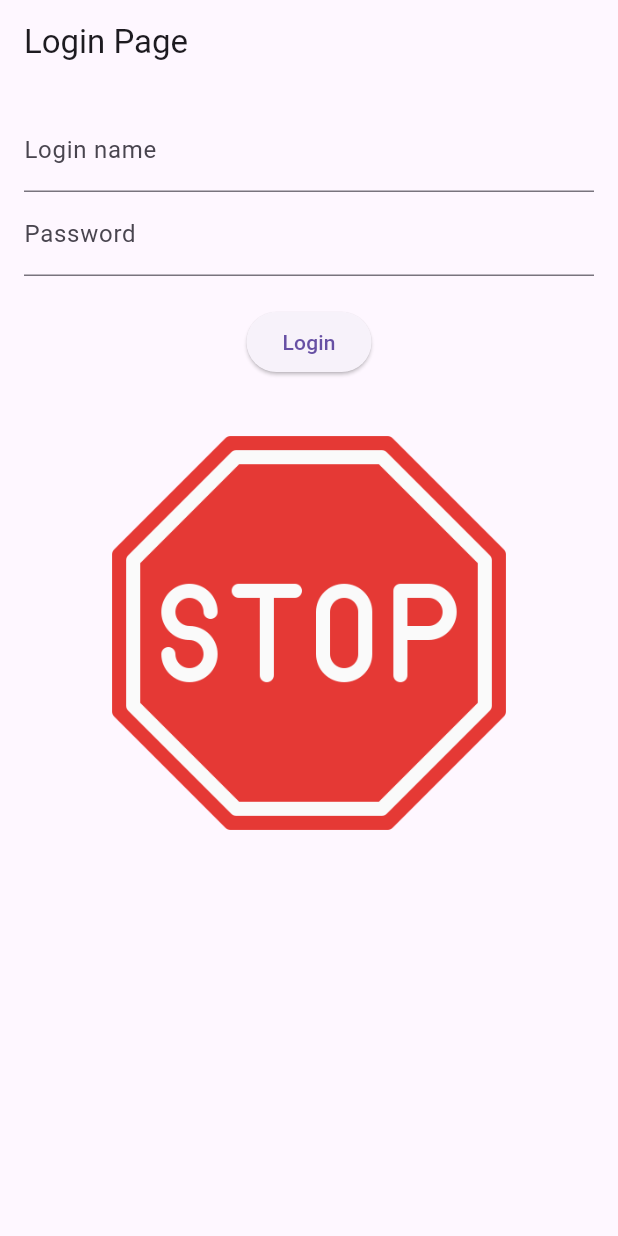
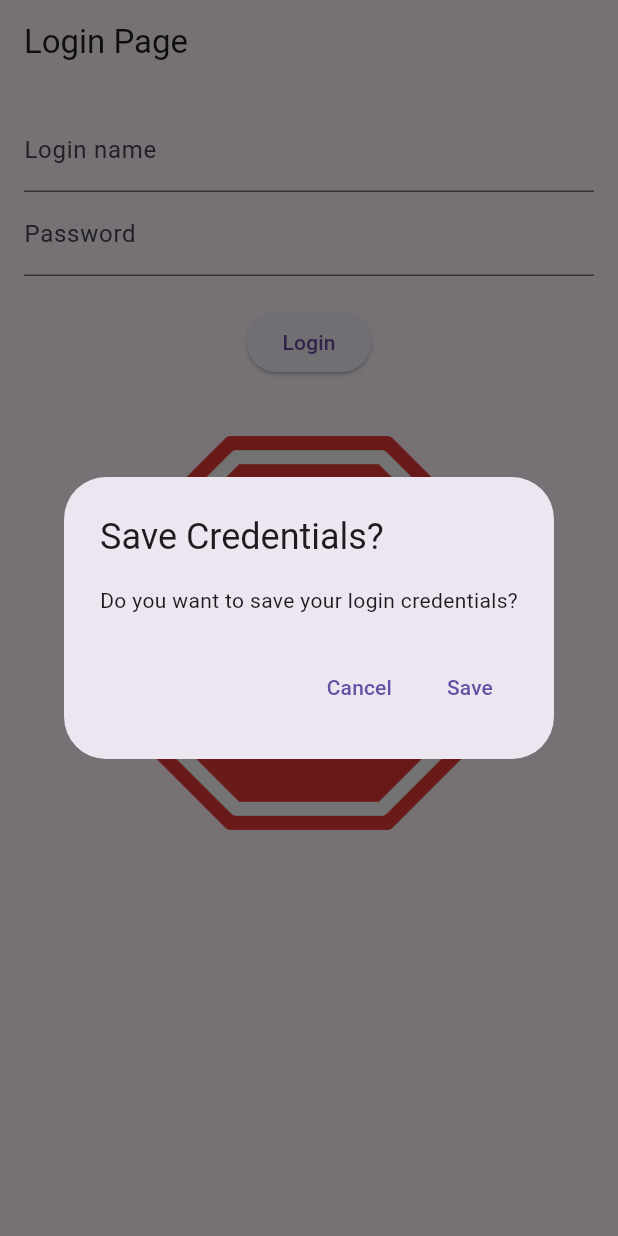
Before and after one commit to arshia101/Arshia_login_page, a Flutter app: the screen it shows after launch, after a tap on "Login", on a phone screen of 412 x 824 dp. Run offline on Flutter 3.47's test engine with Material 3 defaults, Android fonts, the phone set to English and light mode, and no system bars; our stand-ins replace flutter_secure_storage.

Commit message:
Initial commit

```diff
--- a/lib/login_page.dart
+++ b/lib/login_page.dart
@@ -1,4 +1,5 @@
 import 'package:flutter/material.dart';
+import 'package:flutter_secure_storage/flutter_secure_storage.dart';
 
 class LoginPage extends StatefulWidget {
   @override
@@ -9,22 +10,97 @@ class _LoginPageState extends State<LoginPage> {
   TextEditingController loginController = TextEditingController();
   TextEditingController passwordController = TextEditingController();
   String imageSource = 'images/question-mark.png';
+  final storage = const FlutterSecureStorage();
+
+  @override
+  void initState() {
+    super.initState();
+    _loadSavedCredentials();
+  }
+
+  void _loadSavedCredentials() async {
+    String savedLoginName = await storage.read(key: 'loginName') ?? '';
+    String savedPassword = await storage.read(key: 'password') ?? '';
+
+    if (savedLoginName.isNotEmpty && savedPassword.isNotEmpty) {
+      setState(() {
+        loginController.text = savedLoginName;
+        passwordController.text = savedPassword;
+      });
+
+      _showSnackBar();
+    }
+  }
+
+  void _showSnackBar() {
+    ScaffoldMessenger.of(context).showSnackBar(
+      SnackBar(
+        content: const Text('Previous login credentials loaded.'),
+        action: SnackBarAction(
+          label: 'Clear saved data',
+          onPressed: () {
+            _clearStoredCredentials();
+            loginController.clear();
+            passwordController.clear();
+          },
+        ),
+      ),
+    );
+  }
+
+  Future<void> _clearStoredCredentials() async {
+    await storage.delete(key: 'loginName');
+    await storage.delete(key: 'password');
+  }
 
   void _handleLogin() {
+    String loginName = loginController.text;
+    String password = passwordController.text;
+
     setState(() {
-      if (passwordController.text == 'QWERTY123') {
+      if (password == 'QWERTY123') {
         imageSource = 'images/light-bulb.png';
       } else {
         imageSource = 'images/stop-sign.png';
       }
     });
+
+    showDialog(
+      context: context,
+      builder: (BuildContext context) {
+        return AlertDialog(
+          title: const Text('Save Credentials?'),
+          content: const Text('Do you want to save your login credentials?'),
+          actions: <Widget>[
+            TextButton(
+              child: const Text('Cancel'),
+              onPressed: () {
+                Navigator.of(context).pop();
+              },
+            ),
+            TextButton(
+              child: const Text('Save'),
+              onPressed: () {
+                Navigator.of(context).pop();
+                _saveCredentials(loginName, password); // Save credentials securely
+              },
+            ),
+          ],
+        );
+      },
+    );
+  }
+
+  Future<void> _saveCredentials(String loginName, String password) async {
+    await storage.write(key: 'loginName', value: loginName);
+    await storage.write(key: 'password', value: password);
   }
 
   @override
   Widget build(BuildContext context) {
     return Scaffold(
       appBar: AppBar(
-        title: Text('Login Page'),
+        title: const Text('Login Page'),
       ),
       body: Padding(
         padding: const EdgeInsets.all(16.0),
@@ -32,19 +108,19 @@ class _LoginPageState extends State<LoginPage> {
           children: <Widget>[
             TextField(
               controller: loginController,
-              decoration: InputDecoration(labelText: 'Login name'),
+              decoration: const InputDecoration(labelText: 'Login name'),
             ),
             TextField(
               controller: passwordController,
-              decoration: InputDecoration(labelText: 'Password'),
+              decoration: const InputDecoration(labelText: 'Password'),
               obscureText: true,
             ),
-            SizedBox(height: 20),
+            const SizedBox(height: 20),
             ElevatedButton(
               onPressed: _handleLogin,
-              child: Text('Login'),
+              child: const Text('Login'),
             ),
-            SizedBox(height: 20),
+            const SizedBox(height: 20),
             Image.asset(
               imageSource,
               width: 300,
--- a/pubspec.yaml
+++ b/pubspec.yaml
@@ -30,6 +30,8 @@ environment:
 dependencies:
   flutter:
     sdk: flutter
+  flutter_secure_storage: ^7.0.0  # Make sure to check for the latest version
+
 
 
   # The following adds the Cupertino Icons font to your application.
```
Also changed, not shown: pubspec.lock, 6 other files.
